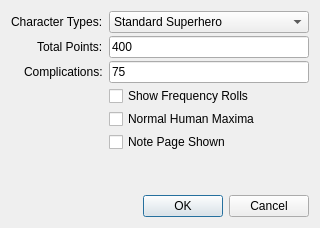
Above: optiondialog.ui from ldraconus/HSCCU before the change. Below: the same form after it.
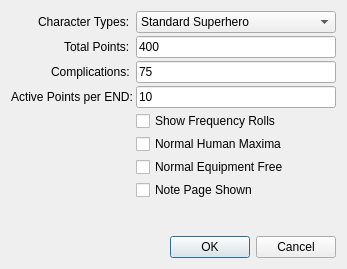
That is the form after the change. Icons and pictures are not drawn.

Commit message: Bug fixes, added equipment support

What changed in the file:
```diff
--- a/optiondialog.ui
+++ b/optiondialog.ui
@@ -6,8 +6,8 @@
    <rect>
     <x>0</x>
     <y>0</y>
-    <width>311</width>
-    <height>228</height>
+    <width>339</width>
+    <height>269</height>
    </rect>
   </property>
   <property name="windowTitle">
@@ -54,14 +54,14 @@
       <property name="bottomMargin">
        <number>0</number>
       </property>
-      <item row="7" column="1">
+      <item row="8" column="1">
        <widget class="QCheckBox" name="normalHumanMaxima">
         <property name="text">
          <string>Normal Human Maxima</string>
         </property>
        </widget>
       </item>
-      <item row="8" column="1">
+      <item row="10" column="1">
        <widget class="QCheckBox" name="notePageShown">
         <property name="text">
          <string>Note Page Shown</string>
@@ -75,7 +75,7 @@
         </property>
        </widget>
       </item>
-      <item row="6" column="1">
+      <item row="7" column="1">
        <widget class="QCheckBox" name="showFrequencyRolls">
         <property name="text">
          <string>Show Frequency Rolls</string>
@@ -204,6 +204,27 @@
         </property>
        </widget>
       </item>
+      <item row="9" column="1">
+       <widget class="QCheckBox" name="equipmentFree">
+        <property name="text">
+         <string>Normal Equipment Free</string>
+        </property>
+       </widget>
+      </item>
+      <item row="6" column="1">
+       <widget class="QLineEdit" name="activePointsPerEND">
+        <property name="text">
+         <string>10</string>
+        </property>
+       </widget>
+      </item>
+      <item row="6" column="0">
+       <widget class="QLabel" name="label_4">
+        <property name="text">
+         <string>Active Points per END:</string>
+        </property>
+       </widget>
+      </item>
      </layout>
     </widget>
    </item>
```
The commit also changes 47 other files.
